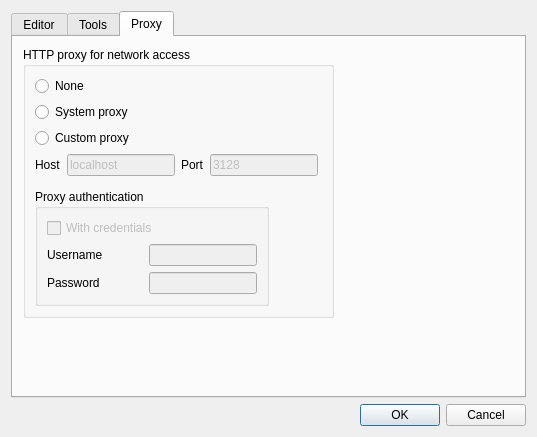
Qt form configdialog.ui (martinribelotta/embedded-ide) before a commit.
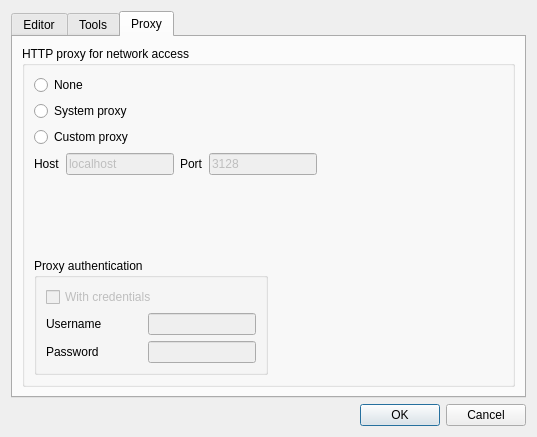
The same form after that commit. Icons and pictures are not drawn. Custom widgets are drawn as their Qt base class.

Commit message: ref #9 - Little fix on ui for proxy settings, this closes #9

```diff
--- a/configdialog.ui
+++ b/configdialog.ui
@@ -254,15 +254,9 @@
       <attribute name="title">
        <string>Proxy</string>
       </attribute>
+      <layout class="QGridLayout" name="gridLayout_5">
+       <item row="0" column="0">
       <widget class="QGroupBox" name="groupBox_3">
-       <property name="geometry">
-        <rect>
-         <x>10</x>
-         <y>10</y>
-         <width>311</width>
-         <height>271</height>
-        </rect>
-       </property>
        <property name="title">
         <string>HTTP proxy for network access</string>
        </property>
@@ -436,6 +430,8 @@
         </item>
        </layout>
       </widget>
+       </item>
+      </layout>
      </widget>
     </widget>
    </item>
```
Lines whose indentation alone changed are shown as unchanged.
